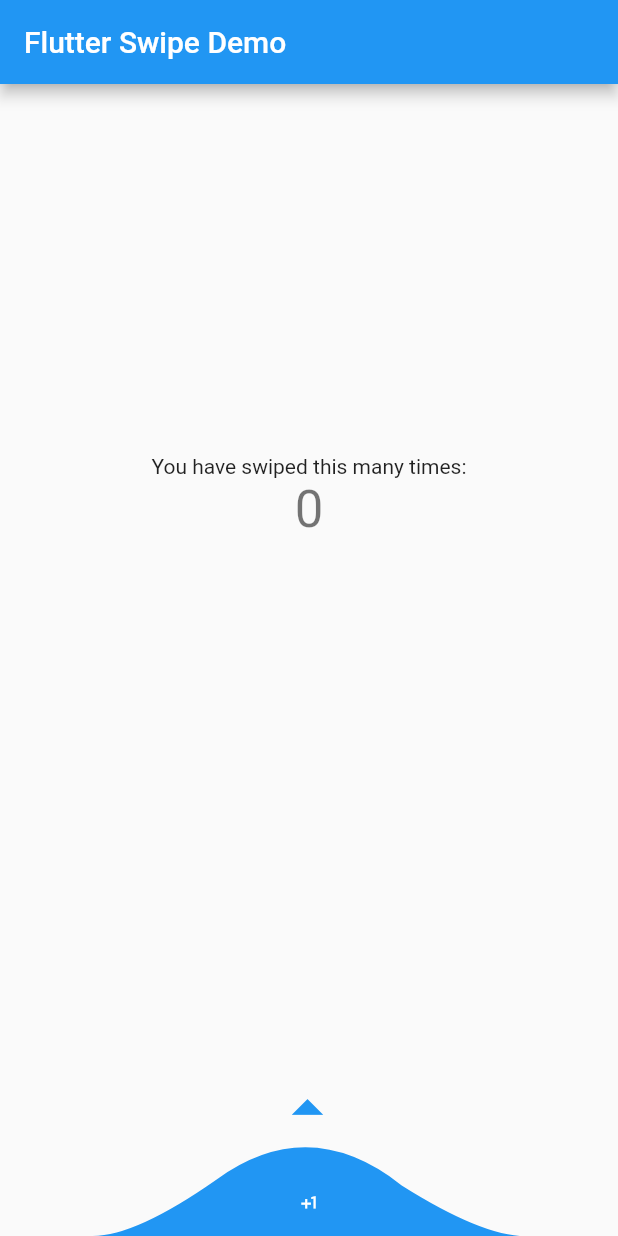
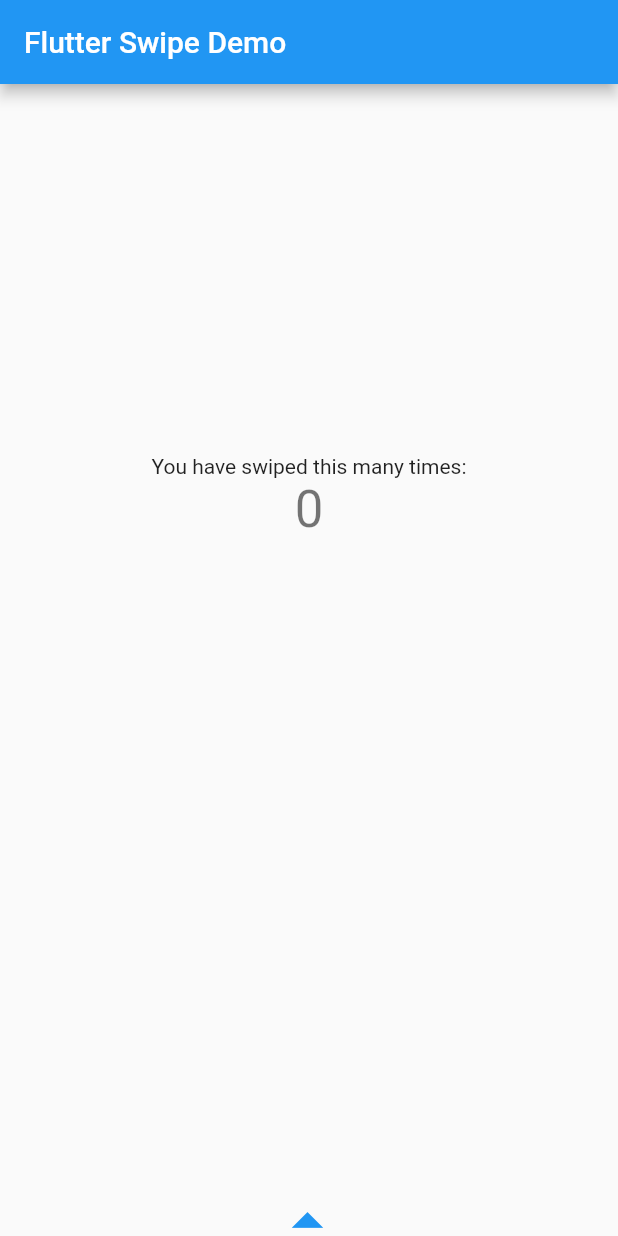
Before and after one commit to cr0manty/drop_slider, a Flutter app: the screen it shows after launch, on a phone screen of 412 x 824 dp. Run offline on Flutter 3.47's test engine with Material 2 defaults, Android fonts, the phone set to English and light mode, and no system bars.

Commit message:
small fixes

```diff
--- a/example/lib/main.dart
+++ b/example/lib/main.dart
@@ -11,6 +11,7 @@ class MyApp extends StatelessWidget {
   Widget build(BuildContext context) {
     return MaterialApp(
       title: 'Flutter Example',
+      debugShowCheckedModeBanner: false,
       theme: ThemeData(
         // This is the theme of your application.
         //
@@ -47,7 +48,7 @@ class MyHomePage extends StatefulWidget {
 }
 
 class _MyHomePageState extends State<MyHomePage> {
-  DropSwipeController _controller = DropSwipeController(position: 75);
+  DropSwipeController _controller = DropSwipeController(position: 0);
 
   int _counter = 0;
 
--- a/lib/src/base/base_controller.dart
+++ b/lib/src/base/base_controller.dart
@@ -36,6 +36,9 @@ abstract class BaseDropSwipeController {
   /// Public access to animated height
   double get animateHeight => _animateHeight;
 
+  /// Public access to current position
+  double get currentPosition => position;
+
   /// Public access to minimal height to make action
   double get minHeight => _minHeight;
 
--- a/lib/src/controller.dart
+++ b/lib/src/controller.dart
@@ -1,4 +1,3 @@
-// @dart=2.12
 import 'dart:async';
 
 import 'package:drop_slider/src/base/base_controller.dart';
```
Also changed, not shown: example/pubspec.lock, 1 other file.
